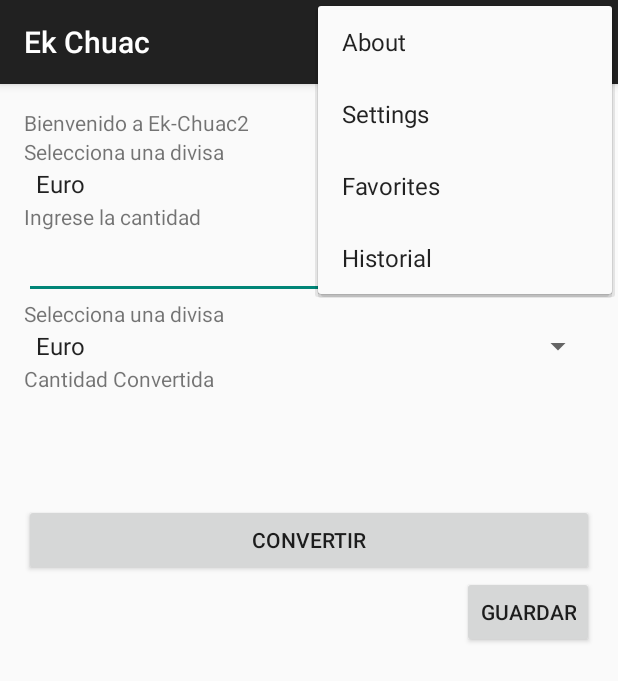
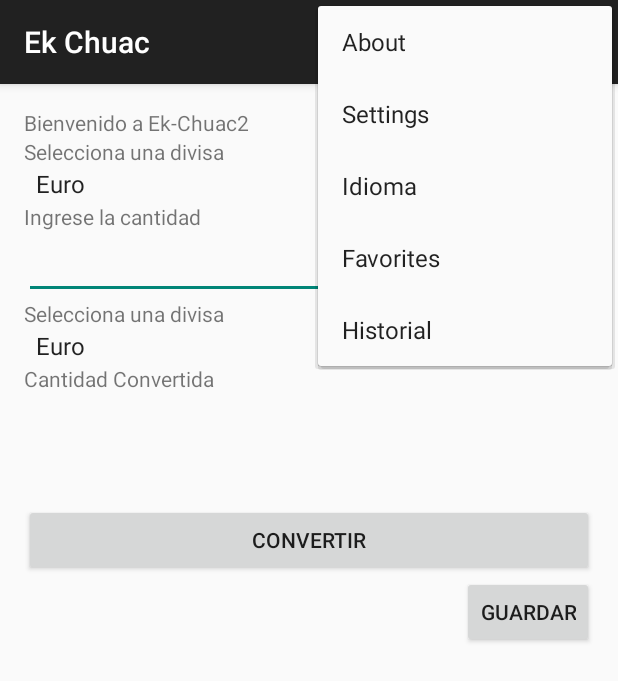
Before and after one commit to paradak/Ek-Chuac2, an Android app: the screen it shows after launch (MyActivity), with the options menu open, on a phone screen of 412 x 824 dp. Shown: the top 681 px of the screen. Run offline under Robolectric (Android 15) with nearby library versions, the phone set to English and light mode, and no system bars.

```diff
--- a/app/src/main/java/com/example/raul__000/myfirstapp/MyActivity.java
+++ b/app/src/main/java/com/example/raul__000/myfirstapp/MyActivity.java
@@ -30,6 +30,7 @@ public class MyActivity extends ActionBarActivity implements View.OnClickListene
     private TextView respuesta2;
     private EditText nombre;
     int opcion=0;
+    String idioma=" ";
     String eleccion;
     String eleccion2;
 
@@ -54,7 +55,7 @@ public class MyActivity extends ActionBarActivity implements View.OnClickListene
                 setEleccion( parent.getItemAtPosition(position).toString());
 
                 switch(getEleccion()) {
-                    case "Euro":setOpcion(1);break;
+                    case "Euro": setOpcion(1);break;
                     case "Dolar Estadounidense":setOpcion(2);break;
                     case "Yen Japones":setOpcion(3);break;
                     case "Libra Esterlina":setOpcion(4);break;
@@ -471,10 +472,20 @@ public class MyActivity extends ActionBarActivity implements View.OnClickListene
                 historial();
                 return true;
 
+            case R.id.action_idioma:
+
         }
 
         return super.onOptionsItemSelected(item);
     }
+
+    public void Idioma (){
+
+
+    }
+
+
+
 
     public void historial(){
 
--- a/app/src/main/res/layout/activity_my.xml
+++ b/app/src/main/res/layout/activity_my.xml
@@ -94,4 +94,7 @@ android:layout_width="wrap_content"
 android:layout_height="match_parent"
         android:layout_gravity="right" />
 
+
+
+
 </LinearLayout>
--- a/app/src/main/res/menu/menu_my.xml
+++ b/app/src/main/res/menu/menu_my.xml
@@ -13,6 +13,9 @@
         android:orderInCategory="100" app:showAsAction="ifRoom"
         android:icon="@drawable/ic_action_refresh"/>
 
+    <item android:id="@+id/action_idioma" android:title="@string/idioma"
+        android:orderInCategory="100" app:showAsAction="ifRoom"/>
+
     <item
         android:id="@+id/action_important" android:title="@string/action_fav"
         android:orderInCategory="100" app:showAsAction="ifRoom" />
--- a/app/src/main/res/values/strings.xml
+++ b/app/src/main/res/values/strings.xml
@@ -14,4 +14,5 @@
     <string name="add_fav">Add to Favorites</string>
     <string name="mensaje">Selecciona una divisa</string>
     <string name="save">Guardar</string>
+    <string name="idioma">Idioma</string>
 </resources>
```
Also changed, not shown: 2 other files.
